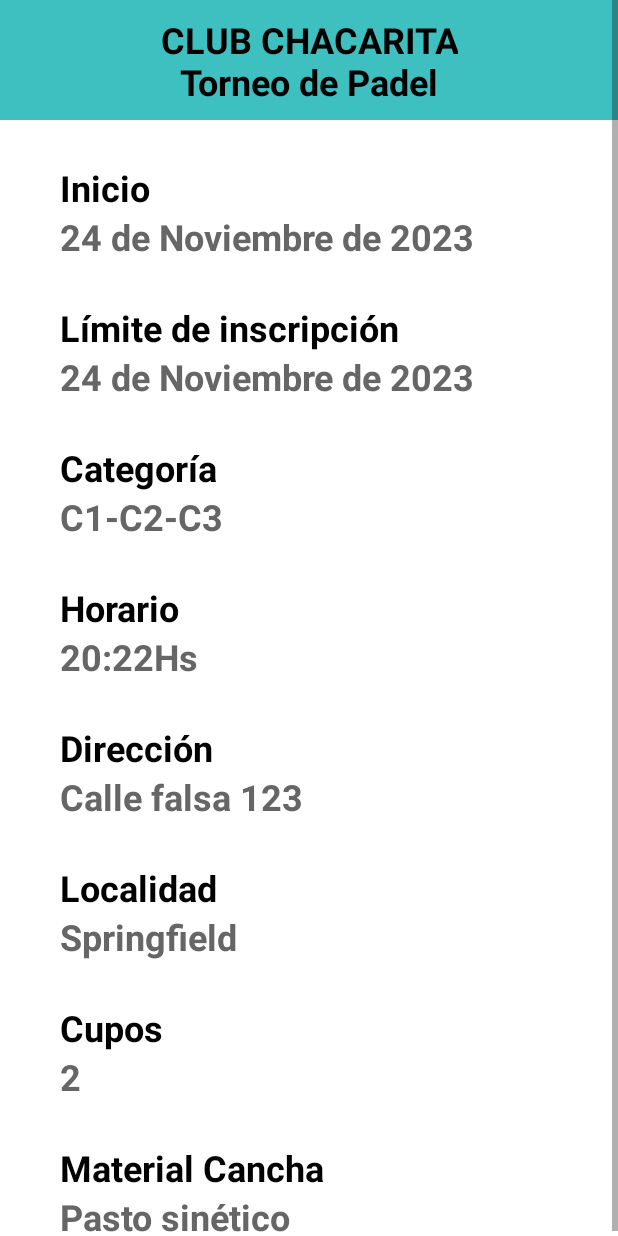
After one commit to sabrinaValansi/PadelMatch_Jugador, an Android app: the layout fragment_tournaments_detail_player.xml on its own in the app's theme, with its tools: preview values and no code run, on a phone screen of 412 x 824 dp. The commit adds this screen. Run offline under Robolectric (Android 15) with nearby library versions, the phone set to English and light mode, and no system bars.

Commit message:
Layout Tournament detail player sin mapa

```diff
--- a/app/src/main/res/layout/fragment_tournaments.xml
+++ b/app/src/main/res/layout/fragment_tournaments.xml
@@ -5,6 +5,7 @@
     android:layout_width="match_parent"
     android:layout_height="match_parent"
     tools:context=".fragments.TournamentsFragment">
+
     <androidx.recyclerview.widget.RecyclerView
         android:id="@+id/tournament_list"
         android:layout_width="401dp"
--- /dev/null
+++ b/app/src/main/res/layout/fragment_tournaments_detail_player.xml
@@ -0,0 +1,310 @@
+<?xml version="1.0" encoding="utf-8"?>
+<ScrollView xmlns:android="http://schemas.android.com/apk/res/android"
+    xmlns:app="http://schemas.android.com/apk/res-auto"
+    xmlns:tools="http://schemas.android.com/tools"
+    android:layout_width="match_parent"
+    android:layout_height="match_parent"
+    tools:context=".fragments.TournamentsDetailFragment">
+
+    <androidx.constraintlayout.widget.ConstraintLayout
+        android:id="@+id/frameLayout3"
+        android:layout_width="match_parent"
+        android:layout_height="match_parent">
+
+
+        <View
+            android:id="@+id/view"
+            android:layout_width="match_parent"
+            android:layout_height="80dp"
+            android:layout_marginTop="0dp"
+            android:background="#3EC0C0"
+            app:layout_constraintEnd_toEndOf="parent"
+            app:layout_constraintHorizontal_bias="0.0"
+            app:layout_constraintStart_toStartOf="parent"
+            app:layout_constraintTop_toTopOf="parent" />
+
+        <TextView
+            android:id="@+id/detail_tituloNombre"
+            android:layout_width="wrap_content"
+            android:layout_height="wrap_content"
+            android:layout_marginTop="4dp"
+            android:gravity="center"
+            android:padding="6dp"
+            android:text="CLUB CHACARITA"
+            android:textSize="24sp"
+            android:textStyle="bold"
+            android:textColor="@color/black"
+            app:layout_constraintEnd_toEndOf="parent"
+            app:layout_constraintStart_toStartOf="parent"
+            app:layout_constraintTop_toTopOf="@+id/view" />
+
+        <TextView
+            android:id="@+id/detail_tituloNombre"
+            android:layout_width="wrap_content"
+            android:layout_height="wrap_content"
+            android:layout_marginTop="28dp"
+            android:gravity="center"
+            android:padding="10dp"
+            android:text="Torneo de Padel"
+            android:textSize="24sp"
+            android:textStyle="bold"
+            android:textColor="@color/black"
+            app:layout_constraintEnd_toEndOf="parent"
+            app:layout_constraintStart_toStartOf="parent"
+            app:layout_constraintTop_toTopOf="@+id/view" />
+
+
+
+        <!-- -->
+
+
+        <View
+            android:id="@+id/view"
+            android:layout_width="match_parent"
+            android:layout_height="80dp"
+            android:layout_marginTop="0dp"
+            android:background="#3EC0C0"
+            app:layout_constraintEnd_toEndOf="parent"
+            app:layout_constraintHorizontal_bias="0.0"
+            app:layout_constraintStart_toStartOf="parent"
+            app:layout_constraintTop_toTopOf="parent" />
+
+        <TextView
+            android:id="@+id/detail_tituloNombre"
+            android:layout_width="wrap_content"
+            android:layout_height="wrap_content"
+            android:layout_marginTop="4dp"
+            android:gravity="center"
+            android:padding="6dp"
+            android:text="CLUB CHACARITA"
+            android:textSize="24sp"
+            android:textStyle="bold"
+            android:textColor="@color/black"
+            app:layout_constraintEnd_toEndOf="parent"
+            app:layout_constraintStart_toStartOf="parent"
+            app:layout_constraintTop_toTopOf="@+id/view" />
+
+        <TextView
+            android:id="@+id/detail_tituloNombre"
+            android:layout_width="wrap_content"
+            android:layout_height="wrap_content"
+            android:layout_marginTop="28dp"
+            android:gravity="center"
+            android:padding="10dp"
+            android:text="Torneo de Padel"
+            android:textSize="24sp"
+            android:textStyle="bold"
+            android:textColor="@color/black"
+            app:layout_constraintEnd_toEndOf="parent"
+            app:layout_constraintStart_toStartOf="parent"
+            app:layout_constraintTop_toTopOf="@+id/view" />
+
+        <!-- -->
+
+        <TextView
+            android:id="@+id/textView2"
+            android:layout_width="wrap_content"
+            android:layout_height="wrap_content"
+            android:layout_marginStart="40dp"
+            android:layout_marginTop="28dp"
+            android:text="Inicio"
+            android:textSize="24sp"
+            android:textStyle="bold"
+            android:textColor="#000000"
+            app:layout_constraintStart_toStartOf="parent"
+            app:layout_constraintTop_toBottomOf="@id/detail_tituloNombre" />
+
+        <TextView
+            android:id="@+id/textView3"
+            android:layout_width="wrap_content"
+            android:layout_height="wrap_content"
+            android:layout_marginStart="40dp"
+            android:text="24 de Noviembre de 2023"
+            android:textSize="24sp"
+            android:textStyle="bold"
+            android:textColor="#666666"
+            app:layout_constraintStart_toStartOf="parent"
+            app:layout_constraintTop_toBottomOf="@id/textView2" />
+
+        <TextView
+            android:id="@+id/textView4"
+            android:layout_width="wrap_content"
+            android:layout_height="wrap_content"
+            android:layout_marginStart="40dp"
+            android:layout_marginTop="28dp"
+            android:text="Límite de inscripción"
+            android:textSize="24sp"
+            android:textStyle="bold"
+            android:textColor="#000000"
+            app:layout_constraintStart_toStartOf="parent"
+            app:layout_constraintTop_toBottomOf="@id/textView3" />
+
+        <TextView
+            android:id="@+id/textView5"
+            android:layout_width="wrap_content"
+            android:layout_height="wrap_content"
+            android:layout_marginStart="40dp"
+            android:text="24 de Noviembre de 2023"
+            android:textSize="24sp"
+            android:textStyle="bold"
+            android:textColor="#666666"
+            app:layout_constraintStart_toStartOf="parent"
+            app:layout_constraintTop_toBottomOf="@id/textView4" />
+
+        <TextView
+            android:id="@+id/textView6"
+            android:layout_width="wrap_content"
+            android:layout_height="wrap_content"
+            android:layout_marginStart="40dp"
+            android:layout_marginTop="28dp"
+            android:text="Categoría"
+            android:textSize="24sp"
+            android:textStyle="bold"
+            android:textColor="#000000"
+            app:layout_constraintStart_toStartOf="parent"
+            app:layout_constraintTop_toBottomOf="@id/textView5" />
+
+        <TextView
+            android:id="@+id/textView7"
+            android:layout_width="wrap_content"
+            android:layout_height="wrap_content"
+            android:layout_marginStart="40dp"
+            android:text="C1-C2-C3"
+            android:textSize="24sp"
+            android:textStyle="bold"
+            android:textColor="#666666"
+            app:layout_constraintStart_toStartOf="parent"
+            app:layout_constraintTop_toBottomOf="@id/textView6" />
+
+        <TextView
+            android:id="@+id/textView8"
+            android:layout_width="wrap_content"
+            android:layout_height="wrap_content"
+            android:layout_marginStart="40dp"
+            android:layout_marginTop="28dp"
+            android:text="Horario"
+            android:textSize="24sp"
+            android:textStyle="bold"
+            android:textColor="#000000"
+            app:layout_constraintStart_toStartOf="parent"
+            app:layout_constraintTop_toBottomOf="@id/textView7" />
+
+        <TextView
+            android:id="@+id/textView9"
+            android:layout_width="wrap_content"
+            android:layout_height="wrap_content"
+            android:layout_marginStart="40dp"
+            android:text="20:22Hs"
+            android:textSize="24sp"
+            android:textStyle="bold"
+            android:textColor="#666666"
+            app:layout_constraintStart_toStartOf="parent"
+            app:layout_constraintTop_toBottomOf="@id/textView8" />
+
+        <TextView
+            android:id="@+id/textView10"
+            android:layout_width="wrap_content"
+            android:layout_height="wrap_content"
+            android:layout_marginStart="40dp"
+            android:layout_marginTop="28dp"
+            android:text="Dirección"
+            android:textSize="24sp"
+            android:textStyle="bold"
+            android:textColor="#000000"
+            app:layout_constraintStart_toStartOf="parent"
+            app:layout_constraintTop_toBottomOf="@id/textView9" />
+
+        <TextView
+            android:id="@+id/textView11"
+            android:layout_width="wrap_content"
+            android:layout_height="wrap_content"
+            android:layout_marginStart="40dp"
+            android:text="Calle falsa 123"
+            android:textSize="24sp"
+            android:textStyle="bold"
+            android:textColor="#666666"
+            app:layout_constraintStart_toStartOf="parent"
+            app:layout_constraintTop_toBottomOf="@id/textView10" />
+
+        <TextView
+            android:id="@+id/textView12"
+            android:layout_width="wrap_content"
+            android:layout_height="wrap_content"
+            android:layout_marginStart="40dp"
+            android:layout_marginTop="28dp"
+            android:text="Localidad"
+            android:textSize="24sp"
+            android:textStyle="bold"
+            android:textColor="#000000"
+            app:layout_constraintStart_toStartOf="parent"
+            app:layout_constraintTop_toBottomOf="@id/textView11" />
+
+        <TextView
+            android:id="@+id/textView13"
+            android:layout_width="wrap_content"
+            android:layout_height="wrap_content"
+            android:layout_marginStart="40dp"
+            android:text="Springfield"
+            android:textSize="24sp"
+            android:textStyle="bold"
+            android:textColor="#666666"
+            app:layout_constraintStart_toStartOf="parent"
+            app:layout_constraintTop_toBottomOf="@id/textView12" />
+
+        <TextView
+            android:id="@+id/textView14"
+            android:layout_width="wrap_content"
+            android:layout_height="wrap_content"
+            android:layout_marginStart="40dp"
+            android:layout_marginTop="28dp"
+            android:text="Cupos"
+            android:textSize="24sp"
+            android:textStyle="bold"
+            android:textColor="#000000"
+            app:layout_constraintStart_toStartOf="parent"
+            app:layout_constraintTop_toBottomOf="@id/textView13" />
+
+        <TextView
+            android:id="@+id/textView15"
+            android:layout_width="wrap_content"
+            android:layout_height="wrap_content"
+            android:layout_marginStart="40dp"
+            android:text="2"
+            android:textSize="24sp"
+            android:textStyle="bold"
+            android:textColor="#666666"
+            app:layout_constraintStart_toStartOf="parent"
+            app:layout_constraintTop_toBottomOf="@id/textView14" />
+
+        <TextView
+            android:id="@+id/textView16"
+            android:layout_width="wrap_content"
+            android:layout_height="wrap_content"
+            android:layout_marginStart="40dp"
+            android:layout_marginTop="28dp"
+            android:text="Material Cancha"
+            android:textSize="24sp"
+            android:textStyle="bold"
+            android:textColor="#000000"
+            app:layout_constraintStart_toStartOf="parent"
+            app:layout_constraintTop_toBottomOf="@id/textView15" />
+
+        <TextView
+            android:id="@+id/textView17"
+            android:layout_width="wrap_content"
+            android:layout_height="wrap_content"
+            android:layout_marginStart="40dp"
+            android:text="Pasto sinético"
+            android:textSize="24sp"
+            android:textStyle="bold"
+            android:textColor="#666666"
+            app:layout_constraintStart_toStartOf="parent"
+            app:layout_constraintTop_toBottomOf="@id/textView16" />
+
+
+    </androidx.constraintlayout.widget.ConstraintLayout>
+
+
+
+
+</ScrollView>
```
